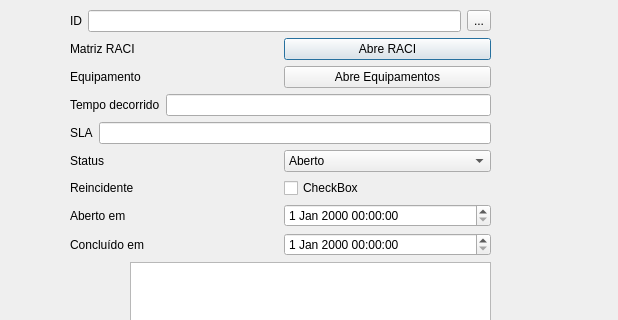
First picture: the form in gerenciachamados.ui, repository brunosr1985/TCC_NayBru, before the edit; both pictures show x 0 to 618 and y 0 to 320 of the 618 by 500 pixel window.
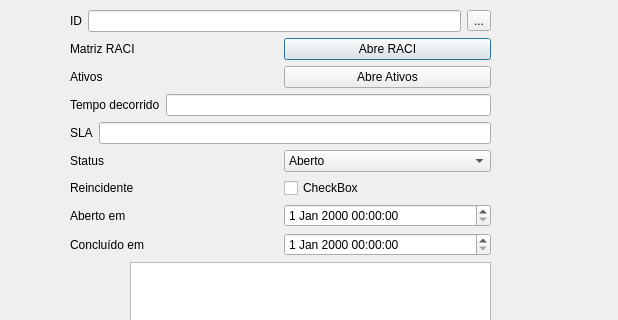
Second picture: the form after the edit.

Commit message:
Alerações no cadastro do tipo de Ativo, cadastro de pessoa e ativo
Foram feitas alterações lógicas e de label

Patch:
```diff
--- a/gerenciachamados.ui
+++ b/gerenciachamados.ui
@@ -67,14 +67,14 @@
       <item>
        <widget class="QLabel" name="label_10">
         <property name="text">
-         <string>Equipamento</string>
+         <string>Ativos</string>
         </property>
        </widget>
       </item>
       <item>
        <widget class="QPushButton" name="abreDisp">
         <property name="text">
-         <string>Abre Equipamentos</string>
+         <string>Abre Ativos</string>
         </property>
        </widget>
       </item>
```
The commit also changes 9 other files.
